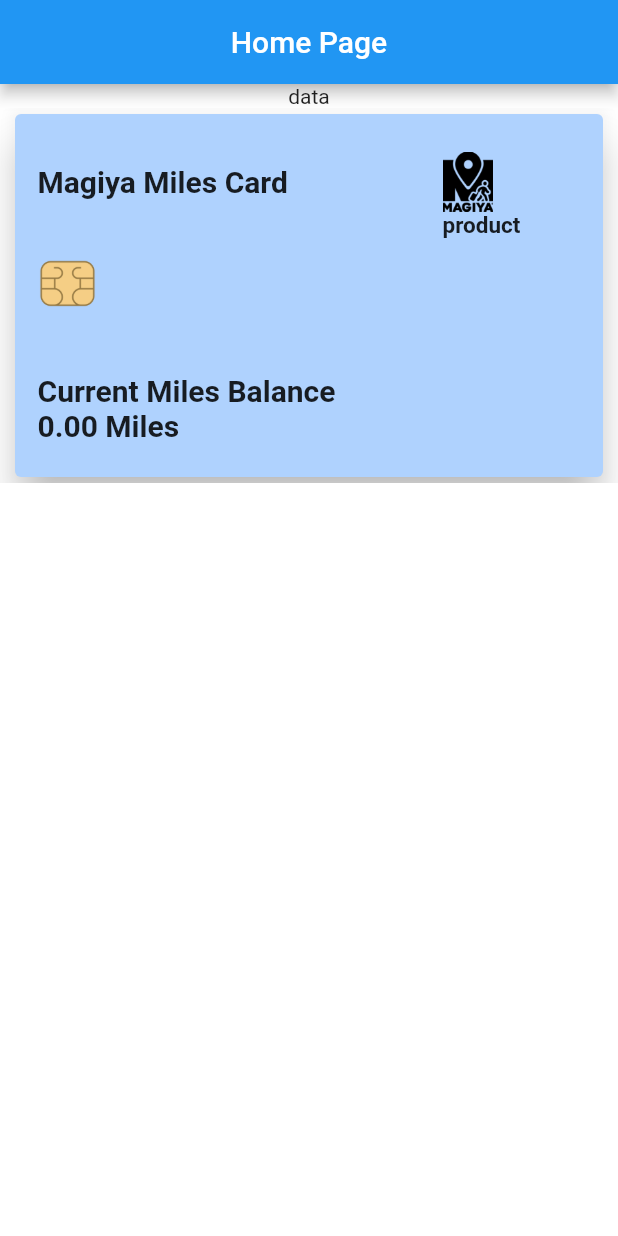
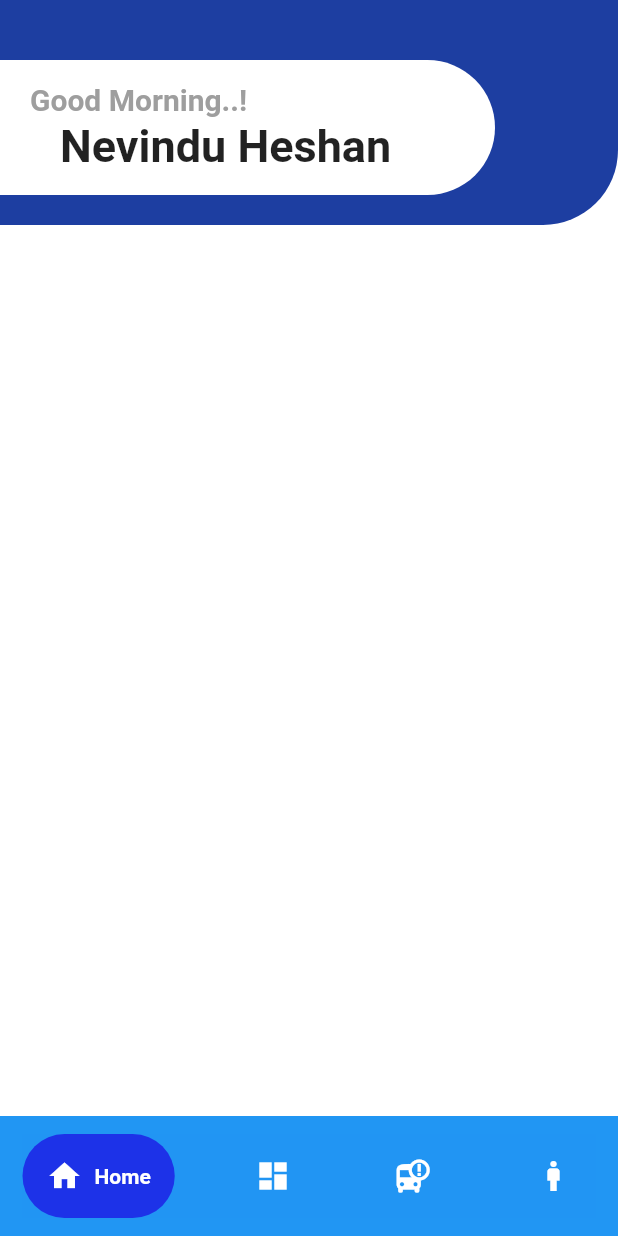
Before and after one commit to nevinduheshan/flutter-app, a Flutter app: the screen it shows after launch, on a phone screen of 412 x 824 dp. Run offline on Flutter 3.47's test engine with Material 2 defaults, Android fonts, the phone set to English and light mode, and no system bars; drawn by our look-alikes of google_nav_bar, scroll_snap_list; our stand-ins replace get, hexcolor, intl_phone_field, line_awesome_flutter, validators; missing offline and left inert: dart:ffi.

```diff
--- a/lib/component/my_button.dart
+++ b/lib/component/my_button.dart
@@ -3,7 +3,8 @@ import 'package:hexcolor/hexcolor.dart';
 
 class MyButton extends StatelessWidget {
   final Function()? onTap;
-  const MyButton({super.key, required this.onTap});
+  const MyButton(
+      {super.key, required this.onTap, required Null Function() onPressed});
 
   @override
   Widget build(BuildContext context) {
--- a/lib/main.dart
+++ b/lib/main.dart
@@ -1,6 +1,8 @@
 import 'package:flutter/material.dart';
+import 'package:flutter_application_1/view/Dashboard/dashboard.dart';
 import 'package:flutter_application_1/view/Home/homepagenew.dart';
 import 'package:flutter_application_1/view/profile/profile.dart';
+import 'nav.dart';
 import 'view/login.dart';
 import 'view/register.dart';
 
@@ -16,7 +18,7 @@ class MyApp extends StatelessWidget {
   Widget build(BuildContext context) {
     return const MaterialApp(
       debugShowCheckedModeBanner: false,
-      home: MyHomePageNew(),
+      home: MyNavBar(),
     );
   }
 }
--- /dev/null
+++ b/lib/nav.dart
@@ -0,0 +1,75 @@
+import 'package:flutter/material.dart';
+import 'package:flutter/src/widgets/framework.dart';
+import 'package:flutter/src/widgets/placeholder.dart';
+import 'package:flutter_application_1/view/Dashboard/dashboard.dart';
+import 'package:flutter_application_1/view/Home/homepagenew.dart';
+import 'package:flutter_application_1/view/profile/profile.dart';
+import 'package:flutter_application_1/view/register.dart';
+import 'package:google_nav_bar/google_nav_bar.dart';
+
+class MyNavBar extends StatefulWidget {
+  const MyNavBar({super.key});
+
+  @override
+  State<MyNavBar> createState() => _MyNavBarState();
+}
+
+class _MyNavBarState extends State<MyNavBar> {
+  List pages = [
+    const MyHomePageNew(),
+    const MyDashBoard(),
+    MyRegister(
+      onTap: () {},
+    ),
+    const MyProfile(),
+  ];
+
+  int currentIndex = 0;
+
+  void onTap(int index) {
+    setState(() {
+      currentIndex = index;
+    });
+  }
+
+  @override
+  Widget build(BuildContext context) {
+    return Scaffold(
+      body: pages[currentIndex],
+      bottomNavigationBar: Container(
+        color: Colors.blue,
+        child: Padding(
+          padding: const EdgeInsets.symmetric(horizontal: 15.0, vertical: 12),
+          child: GNav(
+            backgroundColor: const Color.fromARGB(255, 33, 149, 243),
+            color: const Color.fromARGB(255, 255, 255, 255),
+            activeColor: const Color.fromARGB(255, 255, 255, 255),
+            tabBackgroundColor: const Color.fromARGB(255, 29, 50, 232),
+            gap: 8,
+            onTabChange: onTap,
+            //currentIndex: currentIndex,
+            padding: const EdgeInsets.all(16),
+            tabs: const [
+              GButton(
+                icon: Icons.home,
+                text: 'Home',
+              ),
+              GButton(
+                icon: Icons.dashboard,
+                text: 'DashBoard',
+              ),
+              GButton(
+                icon: Icons.bus_alert,
+                text: 'Alert',
+              ),
+              GButton(
+                icon: Icons.man,
+                text: 'Profile',
+              ),
+            ],
+          ),
+        ),
+      ),
+    );
+  }
+}
--- a/lib/view/Home/homepagenew.dart
+++ b/lib/view/Home/homepagenew.dart
@@ -1,6 +1,6 @@
 import 'package:flutter/material.dart';
+import 'package:google_nav_bar/google_nav_bar.dart';
 import 'package:scroll_snap_list/scroll_snap_list.dart';
-import 'package:flutter_application_1/view/Home/product.dart';
 
 class MyHomePageNew extends StatefulWidget {
   const MyHomePageNew({super.key});
@@ -10,140 +10,66 @@ class MyHomePageNew extends StatefulWidget {
 }
 
 class _MyHomePageNewState extends State<MyHomePageNew> {
-  List<Product> productList = [
-    Product('Miles', 'Magiya Miles Card', 90, 15),
-    Product('Miles', 'Magiya Miles Card', 90, 15),
-    Product('Miles', 'Magiya Miles Card', 90, 15),
-    Product('Miles', 'Magiya Miles Card', 90, 15),
-    Product('Miles', 'Magiya Miles Card', 90, 15),
-    Product('Miles', 'Magiya Miles Card', 90, 15),
-    Product('Miles', 'Magiya Miles Card', 90, 15),
-  ];
   @override
   Widget build(BuildContext context) {
     return Scaffold(
-      appBar: AppBar(
-        centerTitle: true,
-        title: const Text("Home Page"),
-      ),
       backgroundColor: Colors.white,
       body: SafeArea(
         child: Column(
+          children: <Widget>[
+            Container(
+              height: 150,
+              decoration: const BoxDecoration(
+                borderRadius: BorderRadius.only(
+                  bottomRight: Radius.circular(50),
+                ),
+                color: Color.fromARGB(255, 29, 62, 161),
+              ),
+              child: Stack(
                 children: [
-            const Text('data'),
-            SizedBox(
-              height: 250,
-              child: ScrollSnapList(
-                itemBuilder: _cardListItem,
-                itemCount: productList.length,
-                itemSize: 400,
-                onItemFocus: (index) {},
-                dynamicItemSize: true,
-                reverse: false,
+                  Positioned(
+                    top: 40,
+                    left: 0,
+                    child: Container(
+                      height: 90,
+                      width: 330,
+                      decoration: const BoxDecoration(
+                        color: Colors.white,
+                        borderRadius: BorderRadius.only(
+                          topRight: Radius.circular(50),
+                          bottomRight: Radius.circular(50),
                         ),
                       ),
-          ],
                     ),
                   ),
-    );
-  }
-
-  Widget _cardListItem(BuildContext context, int index) {
-    Product product = productList[index];
-    return SizedBox(
-      width: 400,
-      height: 150,
-      child: Card(
-        color: const Color.fromARGB(255, 175, 210, 254),
-        elevation: 12,
-        child: ClipRRect(
-          borderRadius: const BorderRadius.all(
-            Radius.circular(15),
-          ),
-          child: Column(
-            children: [
-              const SizedBox(height: 25),
-              Padding(
-                padding: const EdgeInsets.symmetric(horizontal: 15),
-                child: Row(
-                  children: [
-                    Text(
-                      product.title,
-                      style: const TextStyle(
+                  const Positioned(
+                    top: 55,
+                    left: 20,
+                    child: Text(
+                      'Good Morning..!',
+                      style: TextStyle(
                         fontSize: 20,
+                        color: Colors.grey,
                         fontWeight: FontWeight.bold,
                       ),
                     ),
-                    const SizedBox(width: 100),
-                    SizedBox(
-                      height: 40,
-                      width: 40,
-                      child: Image.asset(
-                        'lib/images/Magiyablack.png',
                   ),
-                    ),
-                  ],
-                ),
-              ),
-              Padding(
-                padding: const EdgeInsets.symmetric(horizontal: 15),
-                child: Row(
-                  children: [
-                    SizedBox(width: 270),
-                    Text(
-                      'product',
-                      style: TextStyle(
-                        fontSize: 15,
+                  const Positioned(
+                    top: 80,
+                    left: 40,
+                    child: Text(
+                      'Nevindu Heshan',
+                      style: (TextStyle(
+                        fontSize: 30,
                         fontWeight: FontWeight.bold,
+                      )),
                     ),
                   ),
                 ],
               ),
             ),
             const SizedBox(height: 10),
-              Padding(
-                padding: const EdgeInsets.symmetric(horizontal: 15),
-                child: Row(
-                  children: [
-                    SizedBox(
-                      height: 40,
-                      width: 40,
-                      child: Image.asset('lib/images/sim.png'),
-                    )
           ],
-                ),
-              ),
-              const SizedBox(height: 40),
-              Padding(
-                padding: const EdgeInsets.symmetric(horizontal: 15),
-                child: Row(
-                  children: const [
-                    Text(
-                      'Current Miles Balance',
-                      style: TextStyle(
-                        fontSize: 20,
-                        fontWeight: FontWeight.bold,
-                      ),
-                    ),
-                  ],
-                ),
-              ),
-              Padding(
-                padding: const EdgeInsets.symmetric(horizontal: 15),
-                child: Row(
-                  children: const [
-                    Text(
-                      '0.00 Miles',
-                      style: TextStyle(
-                        fontSize: 20,
-                        fontWeight: FontWeight.bold,
-                      ),
-                    ),
-                  ],
-                ),
-              )
-            ],
-          ),
         ),
       ),
     );
--- a/lib/view/login.dart
+++ b/lib/view/login.dart
@@ -93,6 +93,7 @@ class LoginPage extends StatelessWidget {
                 //singInbutton
                 MyButton(
                   onTap: singUserIn,
+                  onPressed: () {},
                 ),
                 const SizedBox(height: 40),
 
--- a/pubspec.yaml
+++ b/pubspec.yaml
@@ -42,6 +42,7 @@ dependencies:
   line_awesome_flutter: ^2.0.0
   expansion_card: ^0.1.0
   scroll_snap_list: ^0.9.1
+  google_nav_bar: ^5.0.6
 
 
 dev_dependencies:
```
Also changed, not shown: lib/component/bottom_navigarion.dart (added, +47 -0 lines), lib/view/Dashboard/dashboard.dart (added, +171 -0 lines), pubspec.lock. Lines whose indentation alone changed are shown as unchanged.
